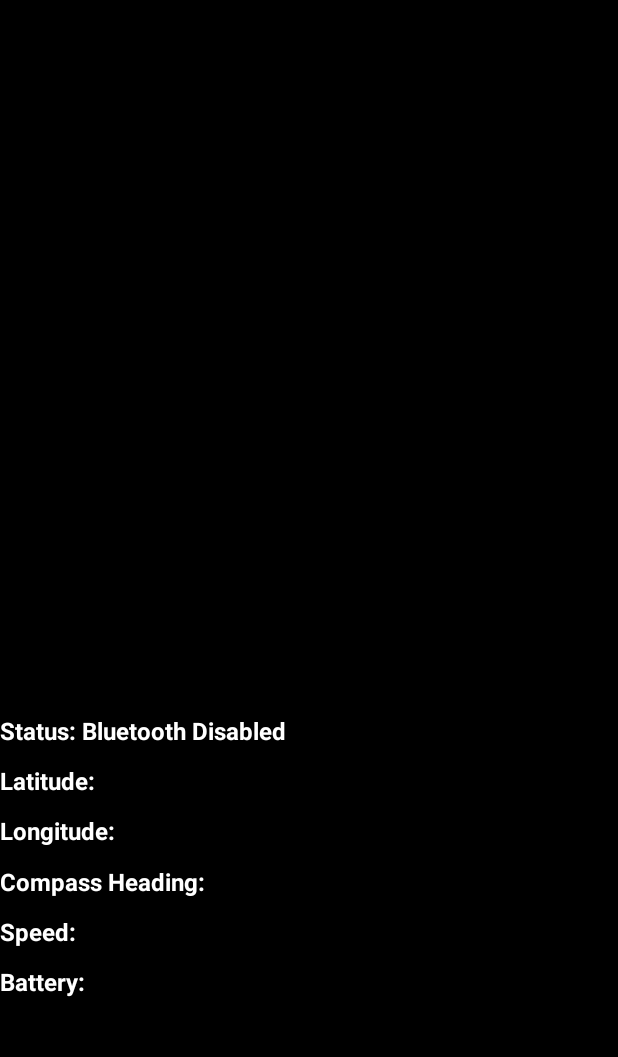
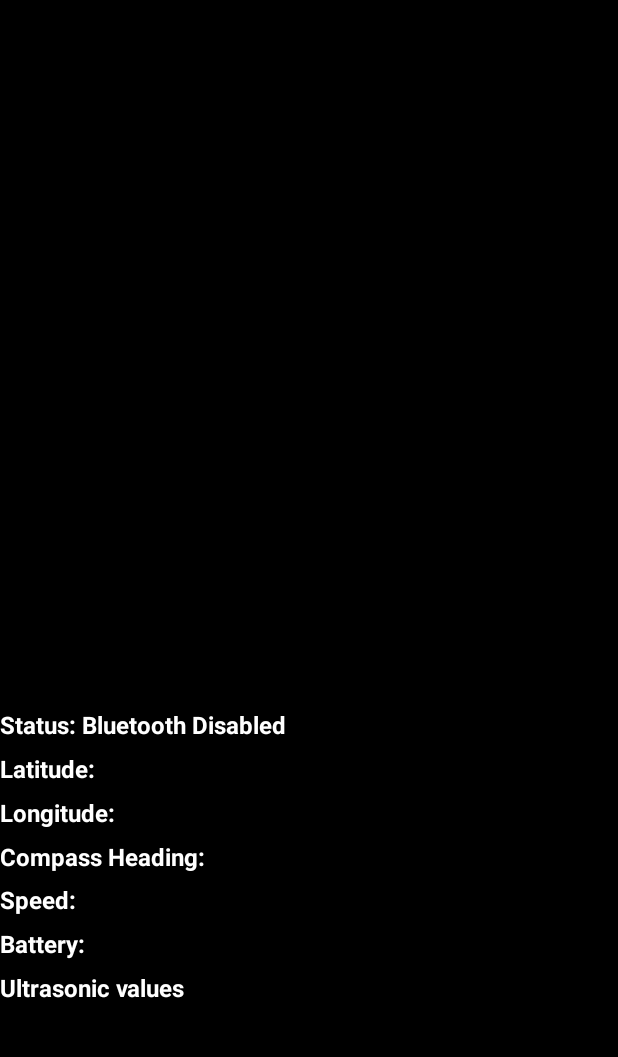
Before and after one commit to akhilcherukuri/canster_truck_application, an Android app: the MapsActivity screen opened directly, with no data from a screen before it, on a phone screen of 412 x 824 dp, the part 137-1194 px from its top. Run offline under Robolectric (Android 15) with nearby library versions, the phone set to English and light mode, and no system bars; 1 statement that could not run was skipped.

Commit message:
changes april27

```diff
--- a/app/src/main/java/com/cmpe243/canstertest/MapsActivity.java
+++ b/app/src/main/java/com/cmpe243/canstertest/MapsActivity.java
@@ -52,7 +52,7 @@ public class MapsActivity extends AppCompatActivity implements OnMapReadyCallbac
     //==============================BLUETOOTH==============================
 
     //==============================OUTPUT==============================
-    TextView tVLat, tVLng, tVCompass, tVHeading, tVBattery;
+    TextView tVLat, tVLng, tVCompass, tVHeading, tVBattery, tVUltrasonic;
     //==============================OUTPUT==============================
 
     //==============================MAPS==============================
@@ -84,6 +84,7 @@ public class MapsActivity extends AppCompatActivity implements OnMapReadyCallbac
         tVCompass=(TextView)findViewById(R.id.tV_mapCompass);
         tVHeading=(TextView)findViewById(R.id.tV_mapHeading);
         tVBattery=(TextView)findViewById(R.id.tV_Battery);
+        tVUltrasonic=(TextView)findViewById(R.id.tV_ultrasonic);
         //==============================findViewByID==============================
 
         //==============================MAPS==============================
@@ -288,11 +289,15 @@ public class MapsActivity extends AppCompatActivity implements OnMapReadyCallbac
         String dirCompass = tokenizer.nextToken();
         String dirSpeed = tokenizer.nextToken();
         String dirBattery = tokenizer.nextToken();
+        String dirUltrasonicL = tokenizer.nextToken();
+        String dirUltrasonicM = tokenizer.nextToken();
+        String dirUltrasonicR = tokenizer.nextToken();
         tVLat.setText("Latitude:\t" + dirLat);
         tVLng.setText("Longitude:\t" + dirLng);
         tVCompass.setText("Compass Heading:\t" + dirCompass);
         tVHeading.setText("Speed:\t" + dirSpeed);
         tVBattery.setText("Battery:\t" + dirBattery);
+        tVUltrasonic.setText("L:\t" + dirUltrasonicL + "\t" + "M:\t" + dirUltrasonicM + "\t" + "R:\t" + dirUltrasonicR);
     }
 /*==================================================================================================================================
     userToast is used to Log messages to show in status textView,
--- a/app/src/main/res/layout/activity_maps.xml
+++ b/app/src/main/res/layout/activity_maps.xml
@@ -131,6 +131,7 @@
         android:textStyle="bold"
         app:layout_constraintBottom_toTopOf="@+id/tV_Battery"
         app:layout_constraintTop_toBottomOf="@+id/tV_mapCompass"
+        app:layout_constraintVertical_bias="0.691"
         tools:layout_editor_absoluteX="0dp" />
 
     <TextView
@@ -142,9 +143,22 @@
         android:textColorLink="#FFFFFF"
         android:textSize="16sp"
         android:textStyle="bold"
-        app:layout_constraintBottom_toTopOf="@+id/bottomNavBar"
+        app:layout_constraintBottom_toTopOf="@+id/tV_ultrasonic"
         app:layout_constraintTop_toBottomOf="@+id/tV_mapHeading"
         tools:layout_editor_absoluteX="0dp" />
 
+    <TextView
+        android:id="@+id/tV_ultrasonic"
+        android:layout_width="match_parent"
+        android:layout_height="wrap_content"
+        android:text="Ultrasonic values"
+        android:textColor="#FFFFFF"
+        android:textColorLink="#FFFFFF"
+        android:textSize="16sp"
+        android:textStyle="bold"
+        app:layout_constraintBottom_toTopOf="@+id/bottomNavBar"
+        app:layout_constraintTop_toBottomOf="@+id/tV_Battery"
+        tools:layout_editor_absoluteX="60dp" />
+
 
 </androidx.constraintlayout.widget.ConstraintLayout>
```
